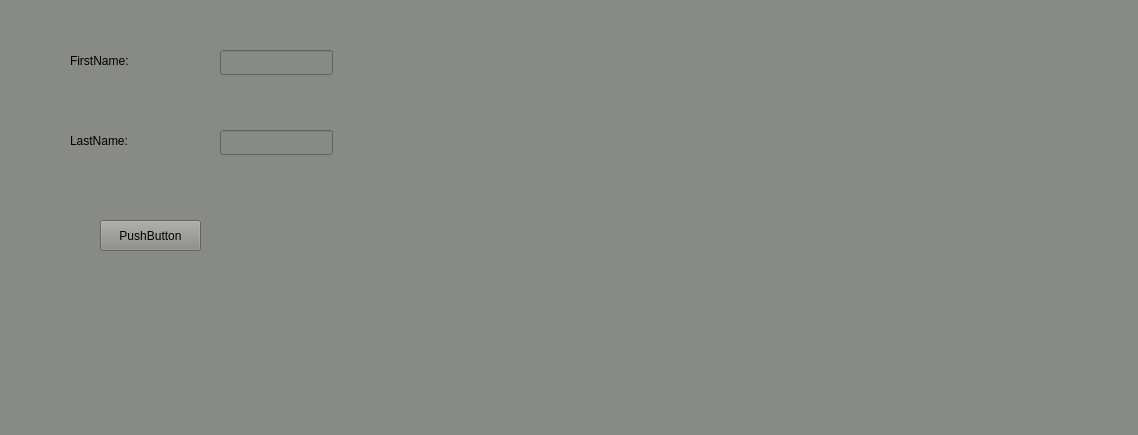
Before: the Qt Designer form MySQL/mySQLConnection/widget.ui in fikratgasimovsoftwareengineer/QT_Tutorial, drawn with Qt 5.
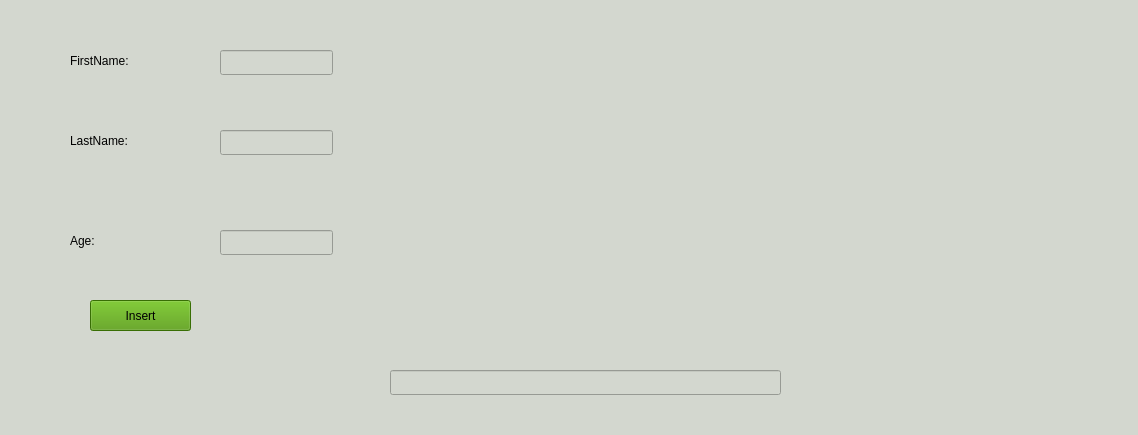
After: the same form once the commit is applied.

Diff of the .ui file:
```diff
--- a/MySQL/mySQLConnection/widget.ui
+++ b/MySQL/mySQLConnection/widget.ui
@@ -14,19 +14,22 @@
    <string>Widget</string>
   </property>
   <property name="styleSheet">
-   <string notr="true">background-color: rgb(136, 138, 133);</string>
+   <string notr="true">background-color: rgb(211, 215, 207);</string>
   </property>
   <widget class="QPushButton" name="pushButton">
    <property name="geometry">
     <rect>
-     <x>100</x>
-     <y>220</y>
+     <x>90</x>
+     <y>300</y>
      <width>101</width>
      <height>31</height>
     </rect>
    </property>
+   <property name="styleSheet">
+    <string notr="true">background-color: rgb(78, 154, 6);</string>
+   </property>
    <property name="text">
-    <string>PushButton</string>
+    <string>Insert</string>
    </property>
   </widget>
   <widget class="QLabel" name="label">
@@ -75,6 +78,42 @@
     </rect>
    </property>
   </widget>
+  <widget class="QLineEdit" name="lineEdit_3">
+   <property name="geometry">
+    <rect>
+     <x>390</x>
+     <y>370</y>
+     <width>391</width>
+     <height>25</height>
+    </rect>
+   </property>
+   <property name="styleSheet">
+    <string notr="true">border-color: rgb(204, 0, 0);</string>
+   </property>
+  </widget>
+  <widget class="QLineEdit" name="lineEdit_4">
+   <property name="geometry">
+    <rect>
+     <x>220</x>
+     <y>230</y>
+     <width>113</width>
+     <height>25</height>
+    </rect>
+   </property>
+  </widget>
+  <widget class="QLabel" name="label_3">
+   <property name="geometry">
+    <rect>
+     <x>70</x>
+     <y>230</y>
+     <width>91</width>
+     <height>21</height>
+    </rect>
+   </property>
+   <property name="text">
+    <string>Age:</string>
+   </property>
+  </widget>
  </widget>
  <resources/>
  <connections/>
```
